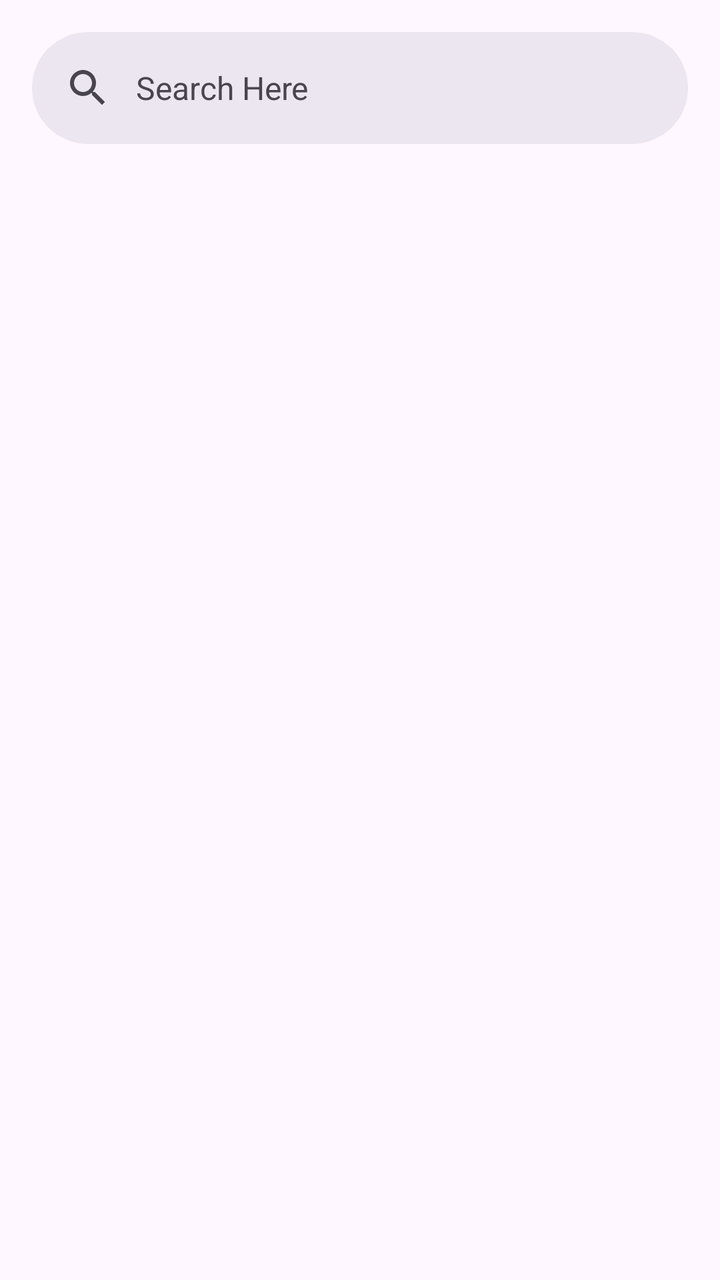
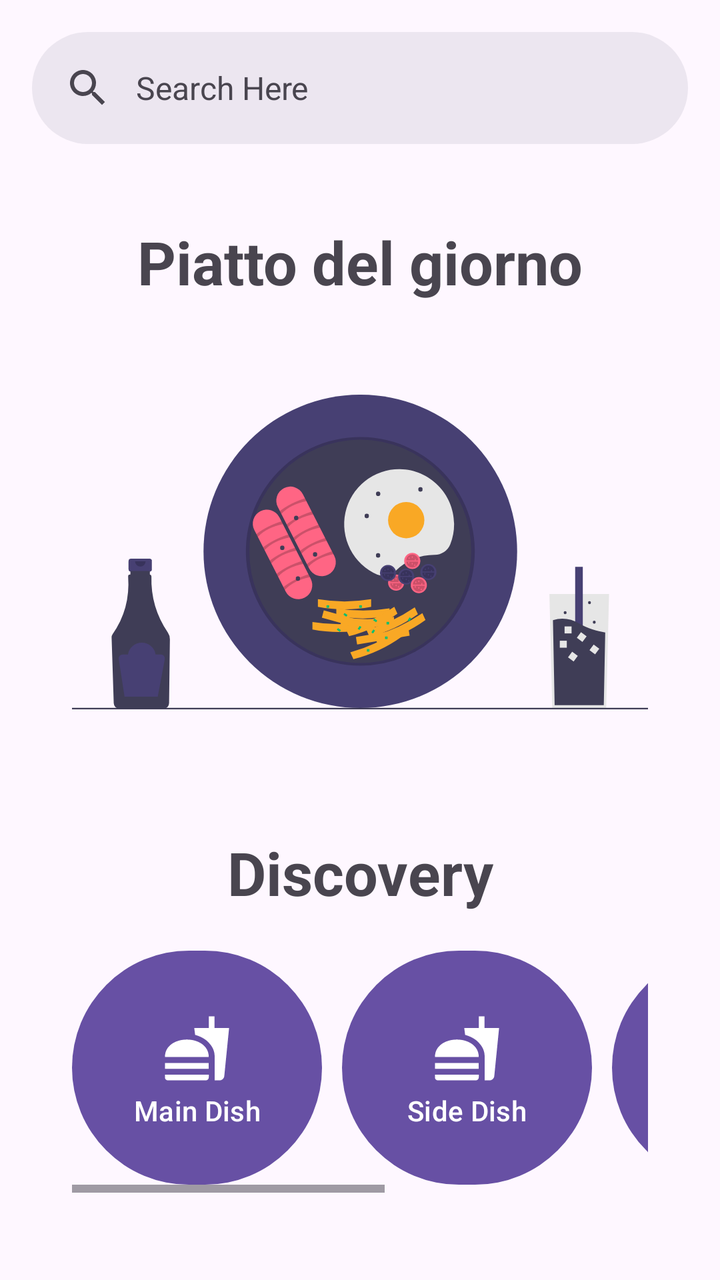

The first picture is an Android layout as it rendered before a commit; the second is the same layout after the commit. The layout source and the unified diff follow.
<!-- AndroidManifest.xml: application theme Theme.Food_alchemy -->
<!-- res/layout/fragment_home.xml -->
<?xml version="1.0" encoding="utf-8"?>
<androidx.constraintlayout.widget.ConstraintLayout xmlns:android="http://schemas.android.com/apk/res/android"
    xmlns:app="http://schemas.android.com/apk/res-auto"
    xmlns:tools="http://schemas.android.com/tools"
    android:layout_width="match_parent"
    android:layout_height="match_parent"
    tools:context=".ui.main.MainActivity">

    <androidx.constraintlayout.widget.Guideline
        android:id="@+id/guideline19"
        android:layout_width="wrap_content"
        android:layout_height="wrap_content"
        android:orientation="horizontal"
        app:layout_constraintGuide_percent="0.05" />

    <androidx.constraintlayout.widget.Guideline
        android:id="@+id/guideline20"
        android:layout_width="wrap_content"
        android:layout_height="wrap_content"
        android:orientation="horizontal"
        app:layout_constraintGuide_percent="0.95" />

    <androidx.constraintlayout.widget.Guideline
        android:id="@+id/guideline21"
        android:layout_width="wrap_content"
        android:layout_height="wrap_content"
        android:orientation="vertical"
        app:layout_constraintGuide_percent="0.10" />

    <androidx.constraintlayout.widget.Guideline
        android:id="@+id/guideline22"
        android:layout_width="wrap_content"
        android:layout_height="wrap_content"
        android:orientation="vertical"
        app:layout_constraintGuide_percent="0.90" />

    
    <androidx.coordinatorlayout.widget.CoordinatorLayout
        android:layout_width="match_parent"
        android:layout_height="match_parent">

        
        <androidx.core.widget.NestedScrollView
            android:layout_width="match_parent"
            android:layout_height="match_parent"
            app:layout_behavior="@string/searchbar_scrolling_view_behavior">
            
        </androidx.core.widget.NestedScrollView>

        <com.google.android.material.appbar.AppBarLayout
            android:layout_width="match_parent"
            android:layout_height="wrap_content">
            <com.google.android.material.search.SearchBar
                android:id="@+id/search_bar"
                android:layout_width="match_parent"
                android:layout_height="wrap_content"
                android:hint="@string/search" />
        </com.google.android.material.appbar.AppBarLayout>

        <com.google.android.material.search.SearchView
            android:layout_width="match_parent"
            android:layout_height="match_parent"
            android:hint="@string/search"
            app:layout_anchor="@id/search_bar">

            <androidx.constraintlayout.widget.ConstraintLayout
                android:layout_width="match_parent"
                android:layout_height="match_parent">

                <androidx.constraintlayout.widget.Guideline
                    android:id="@+id/guideline23"
                    android:layout_width="wrap_content"
                    android:layout_height="wrap_content"
                    android:orientation="horizontal"
                    app:layout_constraintGuide_percent="0.02" />

                <androidx.constraintlayout.widget.Guideline
                    android:id="@+id/guideline24"
                    android:layout_width="wrap_content"
                    android:layout_height="wrap_content"
                    android:orientation="horizontal"
                    app:layout_constraintGuide_percent="0.95" />

                <androidx.constraintlayout.widget.Guideline
                    android:id="@+id/guideline25"
                    android:layout_width="wrap_content"
                    android:layout_height="wrap_content"
                    android:orientation="vertical"
                    app:layout_constraintGuide_percent="0.05" />

                <androidx.constraintlayout.widget.Guideline
                    android:id="@+id/guideline26"
                    android:layout_width="wrap_content"
                    android:layout_height="wrap_content"
                    android:orientation="vertical"
                    app:layout_constraintGuide_percent="0.90" />

                

                <TextView
                    android:id="@+id/categories"
                    app:layout_constraintStart_toStartOf="@+id/guideline25"
                    app:layout_constraintTop_toTopOf="@+id/guideline23"
                    android:layout_width="wrap_content"
                    android:layout_height="wrap_content"
                    android:text="@string/categories"
                    android:textAlignment="center"
                    android:textSize="22sp"
                    android:textStyle="bold"
                    tools:ignore="MissingConstraints" />

                <HorizontalScrollView
                    android:id="@+id/scrollViewCategories"
                    android:layout_width="0dp"
                    android:layout_height="wrap_content"
                    app:layout_constraintEnd_toEndOf="@id/guideline26"
                    app:layout_constraintStart_toStartOf="@id/guideline25"
                    app:layout_constraintTop_toBottomOf="@+id/categories">

                    <com.google.android.material.chip.ChipGroup
                        android:id="@+id/chipGroupCategories"
                        android:layout_width="0dp"
                        android:layout_height="wrap_content"
                        android:layout_marginTop="5dp"
                        app:singleLine="true"
                        tools:ignore="MissingConstraints">

                        <com.google.android.material.chip.Chip
                            android:id="@+id/mainCourse"
                            style="@style/Widget.Material3.Chip.Filter"
                            android:layout_width="wrap_content"
                            android:layout_height="wrap_content"
                            android:checked="false"
                            android:text="@string/main_course" />

                        <com.google.android.material.chip.Chip
                            android:id="@+id/sideDish"
                            style="@style/Widget.Material3.Chip.Filter"
                            android:layout_width="wrap_content"
                            android:layout_height="wrap_content"
                            android:checked="false"
                            android:text="@string/side_dish" />

                        <com.google.android.material.chip.Chip
                            android:id="@+id/dessert"
                            style="@style/Widget.Material3.Chip.Filter"
                            android:layout_width="wrap_content"
                            android:layout_height="wrap_content"
                            android:checked="false"
                            android:text="@string/dessert" />

                        <com.google.android.material.chip.Chip
                            android:id="@+id/appetizer"
                            style="@style/Widget.Material3.Chip.Filter"
                            android:layout_width="wrap_content"
                            android:layout_height="wrap_content"
                            android:checked="false"
                            android:text="@string/appetizer" />

                    </com.google.android.material.chip.ChipGroup>
                </HorizontalScrollView>

                

                <TextView
                    android:id="@+id/diet"
                    app:layout_constraintStart_toStartOf="@+id/guideline25"
                    app:layout_constraintTop_toBottomOf="@id/scrollViewCategories"
                    android:layout_width="wrap_content"
                    android:layout_height="wrap_content"
                    android:text="@string/diet"
                    android:textAlignment="center"
                    android:textSize="22sp"
                    android:textStyle="bold"
                    android:layout_marginTop="25dp"
                    tools:ignore="MissingConstraints" />

                <HorizontalScrollView
                    android:id="@+id/scrollViewDiet"
                    android:layout_width="0dp"
                    android:layout_height="wrap_content"
                    app:layout_constraintEnd_toEndOf="@id/guideline26"
                    app:layout_constraintStart_toStartOf="@id/guideline25"
                    app:layout_constraintTop_toBottomOf="@+id/diet">

                    <com.google.android.material.chip.ChipGroup
                        android:id="@+id/groupDiet"
                        android:layout_width="0dp"
                        android:layout_height="wrap_content"
                        android:layout_marginTop="5dp"
                        app:singleLine="true"
                        tools:ignore="MissingConstraints">

                        <com.google.android.material.chip.Chip
                            android:id="@+id/glutenFree"
                            style="@style/Widget.Material3.Chip.Filter"
                            android:layout_width="wrap_content"
                            android:layout_height="wrap_content"
                            android:checked="false"
                            android:text="@string/gluten_free" />

                        <com.google.android.material.chip.Chip
                            android:id="@+id/vegetarian"
                            style="@style/Widget.Material3.Chip.Filter"
                            android:layout_width="wrap_content"
                            android:layout_height="wrap_content"
                            android:checked="false"
                            android:text="@string/vegetarian" />

                        <com.google.android.material.chip.Chip
                            android:id="@+id/vegan"
                            style="@style/Widget.Material3.Chip.Filter"
                            android:layout_width="wrap_content"
                            android:layout_height="wrap_content"
                            android:checked="false"
                            android:text="@string/vegan" />

                    </com.google.android.material.chip.ChipGroup>
                </HorizontalScrollView>

                

                <TextView
                    android:id="@+id/intolerances"
                    app:layout_constraintStart_toStartOf="@+id/guideline25"
                    app:layout_constraintTop_toBottomOf="@id/scrollViewDiet"
                    android:layout_width="wrap_content"
                    android:layout_height="wrap_content"
                    android:text="@string/intolerances"
                    android:textAlignment="center"
                    android:textSize="22sp"
                    android:textStyle="bold"
                    android:layout_marginTop="25dp"
                    tools:ignore="MissingConstraints" />


                <com.google.android.material.chip.ChipGroup
                    android:id="@+id/groupIntolerances"
                    app:layout_constraintEnd_toEndOf="@id/guideline26"
                    app:layout_constraintStart_toStartOf="@id/guideline25"
                    app:layout_constraintTop_toBottomOf="@+id/intolerances"
                    android:layout_width="0dp"
                    android:layout_height="wrap_content"
                    android:layout_marginTop="5dp"
                    app:chipSpacingHorizontal="5dp"
                    app:singleLine="false"
                    tools:ignore="MissingConstraints">

                    <com.google.android.material.chip.Chip
                        android:id="@+id/dairy"
                        style="@style/Widget.Material3.Chip.Filter"
                        android:layout_width="wrap_content"
                        android:layout_height="wrap_content"
                        android:checked="false"
                        android:text="@string/dairy" />

                    <com.google.android.material.chip.Chip
                        android:id="@+id/egg"
                        style="@style/Widget.Material3.Chip.Filter"
                        android:layout_width="wrap_content"
                        android:layout_height="wrap_content"
                        android:checked="false"
                        android:text="@string/egg" />

                    <com.google.android.material.chip.Chip
                        android:id="@+id/grain"
                        style="@style/Widget.Material3.Chip.Filter"
                        android:layout_width="wrap_content"
                        android:layout_height="wrap_content"
                        android:checked="false"
                        android:text="@string/grain" />

                    <com.google.android.material.chip.Chip
                        android:id="@+id/peanut"
                        style="@style/Widget.Material3.Chip.Filter"
                        android:layout_width="wrap_content"
                        android:layout_height="wrap_content"
                        android:checked="false"
                        android:text="@string/peanut" />

                    <com.google.android.material.chip.Chip
                        android:id="@+id/seaFood"
                        style="@style/Widget.Material3.Chip.Filter"
                        android:layout_width="wrap_content"
                        android:layout_height="wrap_content"
                        android:checked="false"
                        android:text="@string/sea_food" />

                    <com.google.android.material.chip.Chip
                        android:id="@+id/sesame"
                        style="@style/Widget.Material3.Chip.Filter"
                        android:layout_width="wrap_content"
                        android:layout_height="wrap_content"
                        android:checked="false"
                        android:text="@string/sesame" />

                    <com.google.android.material.chip.Chip
                        android:id="@+id/shellFish"
                        style="@style/Widget.Material3.Chip.Filter"
                        android:layout_width="wrap_content"
                        android:layout_height="wrap_content"
                        android:checked="false"
                        android:text="@string/shell_fish" />

                    <com.google.android.material.chip.Chip
                        android:id="@+id/soy"
                        style="@style/Widget.Material3.Chip.Filter"
                        android:layout_width="wrap_content"
                        android:layout_height="wrap_content"
                        android:checked="false"
                        android:text="@string/soy" />

                    <com.google.android.material.chip.Chip
                        android:id="@+id/sulfite"
                        style="@style/Widget.Material3.Chip.Filter"
                        android:layout_width="wrap_content"
                        android:layout_height="wrap_content"
                        android:checked="false"
                        android:text="@string/sulfite" />

                    <com.google.android.material.chip.Chip
                        android:id="@+id/treeNut"
                        style="@style/Widget.Material3.Chip.Filter"
                        android:layout_width="wrap_content"
                        android:layout_height="wrap_content"
                        android:checked="false"
                        android:text="@string/tree_nut" />

                    <com.google.android.material.chip.Chip
                        android:id="@+id/wheat"
                        style="@style/Widget.Material3.Chip.Filter"
                        android:layout_width="wrap_content"
                        android:layout_height="wrap_content"
                        android:checked="false"
                        android:text="@string/wheat" />

                </com.google.android.material.chip.ChipGroup>

            </androidx.constraintlayout.widget.ConstraintLayout>
        </com.google.android.material.search.SearchView>
    </androidx.coordinatorlayout.widget.CoordinatorLayout>
    <ProgressBar
        android:layout_width="wrap_content"
        android:layout_height="wrap_content"
        app:layout_constraintBottom_toBottomOf="parent"
        app:layout_constraintEnd_toEndOf="parent"
        app:layout_constraintStart_toStartOf="parent"
        app:layout_constraintTop_toTopOf="parent"/>
</androidx.constraintlayout.widget.ConstraintLayout>
<!-- resources referenced by this layout -->
<resources>
  <string name="appetizer">Appetizer</string>
  <string name="categories">Categories</string>
  <string name="dairy">Dairy</string>
  <string name="dessert">Dessert</string>
  <string name="diet">Diet</string>
  <string name="egg">Egg</string>
  <string name="gluten_free">Gluten Free</string>
  <string name="grain">Grain</string>
  <string name="intolerances">Intolerances</string>
  <string name="main_course">Main Course</string>
  <string name="peanut">Peanut</string>
  <string name="sea_food">Sea Food</string>
  <string name="search">Search Here</string>
  <string name="sesame">Sesame</string>
  <string name="shell_fish">Shell Fish</string>
  <string name="side_dish">Side Dish</string>
  <string name="soy">Soy</string>
  <string name="sulfite">Sulfite</string>
  <string name="tree_nut">Tree Nut</string>
  <string name="vegan">Vegan</string>
  <string name="vegetarian">Vegetarian</string>
  <string name="wheat">Wheat</string>
  <style name="Theme.Food_alchemy" parent="Base.Theme.Food_alchemy" />
  <style name="Base.Theme.Food_alchemy" parent="Theme.Material3.DayNight.NoActionBar">
          
          
      </style>
</resources>

<!-- the commit's change to res/layout/fragment_home.xml (unified diff, before → after) -->
@@ -4,38 +4,12 @@
     xmlns:tools="http://schemas.android.com/tools"
     android:layout_width="match_parent"
     android:layout_height="match_parent"
+    android:id="@+id/constraitLayout"
     tools:context=".ui.main.MainActivity">
-
-    <androidx.constraintlayout.widget.Guideline
-        android:id="@+id/guideline19"
-        android:layout_width="wrap_content"
-        android:layout_height="wrap_content"
-        android:orientation="horizontal"
-        app:layout_constraintGuide_percent="0.05" />
-
-    <androidx.constraintlayout.widget.Guideline
-        android:id="@+id/guideline20"
-        android:layout_width="wrap_content"
-        android:layout_height="wrap_content"
-        android:orientation="horizontal"
-        app:layout_constraintGuide_percent="0.95" />
-
-    <androidx.constraintlayout.widget.Guideline
-        android:id="@+id/guideline21"
-        android:layout_width="wrap_content"
-        android:layout_height="wrap_content"
-        android:orientation="vertical"
-        app:layout_constraintGuide_percent="0.10" />
-
-    <androidx.constraintlayout.widget.Guideline
-        android:id="@+id/guideline22"
-        android:layout_width="wrap_content"
-        android:layout_height="wrap_content"
-        android:orientation="vertical"
-        app:layout_constraintGuide_percent="0.90" />
 
     
     <androidx.coordinatorlayout.widget.CoordinatorLayout
+        android:id="@+id/coordinatorLayout"
         android:layout_width="match_parent"
         android:layout_height="match_parent">
 
@@ -45,11 +19,142 @@
             android:layout_height="match_parent"
             app:layout_behavior="@string/searchbar_scrolling_view_behavior">
             
+
+                <androidx.constraintlayout.widget.ConstraintLayout
+                    android:layout_marginTop="85dp"
+                    android:layout_width="match_parent"
+                    android:layout_height="match_parent">
+
+                    <androidx.constraintlayout.widget.Guideline
+                        android:id="@+id/guideline27"
+                        android:layout_width="wrap_content"
+                        android:layout_height="wrap_content"
+                        android:orientation="horizontal"
+                        app:layout_constraintGuide_percent="0.05" />
+
+                    <androidx.constraintlayout.widget.Guideline
+                        android:id="@+id/guideline28"
+                        android:layout_width="wrap_content"
+                        android:layout_height="wrap_content"
+                        android:orientation="horizontal"
+                        app:layout_constraintGuide_percent="0.95" />
+
+                    <androidx.constraintlayout.widget.Guideline
+                        android:id="@+id/guideline29"
+                        android:layout_width="wrap_content"
+                        android:layout_height="wrap_content"
+                        android:orientation="vertical"
+                        app:layout_constraintGuide_percent="0.10" />
+
+                    <androidx.constraintlayout.widget.Guideline
+                        android:id="@+id/guideline30"
+                        android:layout_width="wrap_content"
+                        android:layout_height="wrap_content"
+                        android:orientation="vertical"
+                        app:layout_constraintGuide_percent="0.90" />
+
+                    <TextView
+                        app:layout_constraintStart_toEndOf="@id/guideline29"
+                        app:layout_constraintEnd_toEndOf="@id/guideline30"
+                        app:layout_constraintTop_toTopOf="@id/guideline27"
+                        android:textSize="30sp"
+                        android:textStyle="bold"
+                        android:id="@+id/textView3"
+                        android:layout_width="wrap_content"
+                        android:layout_height="wrap_content"
+                        android:text="Piatto del giorno" />
+
+                    <ImageView
+                        android:id="@+id/imageView"
+                        android:layout_width="0dp"
+                        android:layout_height="250dp"
+                        android:backgroundTint="#00000000"
+                        android:src="@drawable/undraw_breakfast_psiw"
+                        app:contentDescription="@string/login_image"
+                        app:layout_constraintTop_toBottomOf="@+id/textView3"
+                        app:layout_constraintStart_toEndOf="@+id/guideline29"
+                        app:layout_constraintEnd_toStartOf="@+id/guideline30"
+                        />
+
+                    <TextView
+                        android:layout_marginTop="15dp"
+                        app:layout_constraintStart_toStartOf="@id/guideline29"
+                        app:layout_constraintEnd_toStartOf="@id/guideline30"
+                        app:layout_constraintTop_toBottomOf="@id/imageView"
+                        android:textSize="30sp"
+                        android:textStyle="bold"
+                        android:id="@+id/textView4"
+                        android:layout_width="wrap_content"
+                        android:layout_height="wrap_content"
+                        android:text="Discovery" />
+
+
+                    <HorizontalScrollView
+                        android:layout_marginTop="15dp"
+                        android:id="@+id/scrollViewDiscover"
+                        android:layout_width="0dp"
+                        android:layout_height="wrap_content"
+                        app:layout_constraintStart_toStartOf="@id/guideline29"
+                        app:layout_constraintEnd_toStartOf="@id/guideline30"
+                        app:layout_constraintTop_toBottomOf="@id/textView4"
+                        >
+
+                        <LinearLayout
+                            android:layout_width="wrap_content"
+                            android:layout_height="wrap_content"
+                            android:orientation="horizontal">
+                            
+                            <Button
+                                android:layout_width="125dp"
+                                android:layout_height="125dp"
+                                android:layout_marginRight="10dp"
+                                android:text="Main Dish"
+                                app:iconGravity="textTop"
+                                app:iconSize="35dp"
+                                app:icon="@drawable/baseline_fastfood_24"
+                                android:id="@+id/pirmo"
+                                ></Button>
+
+                            <Button
+                                android:layout_width="125dp"
+                                android:layout_height="125dp"
+                                android:text="Side Dish"
+                                android:layout_marginRight="10dp"
+                                app:iconGravity="textTop"
+                                app:iconSize="35dp"
+                                app:icon="@drawable/baseline_fastfood_24"
+                                android:id="@+id/secondi"></Button>
+
+                            <Button
+                                android:layout_marginRight="10dp"
+                                android:layout_width="125dp"
+                                android:layout_height="125dp"
+                                android:text="Dessert"
+                                app:iconGravity="textTop"
+                                app:iconSize="35dp"
+                                app:icon="@drawable/baseline_fastfood_24"
+                                android:id="@+id/dolci"></Button>
+
+                            <Button
+                                android:layout_width="125dp"
+                                android:layout_height="125dp"
+                                android:text="Appetizer"
+                                app:iconGravity="textTop"
+                                app:iconSize="35dp"
+                                app:icon="@drawable/baseline_fastfood_24"
+                                android:id="@+id/contorni"></Button>
+                        </LinearLayout>
+
+                    </HorizontalScrollView>
+
+                </androidx.constraintlayout.widget.ConstraintLayout>
+
         </androidx.core.widget.NestedScrollView>
 
         <com.google.android.material.appbar.AppBarLayout
             android:layout_width="match_parent"
             android:layout_height="wrap_content">
+
             <com.google.android.material.search.SearchBar
                 android:id="@+id/search_bar"
                 android:layout_width="match_parent"
@@ -99,14 +204,14 @@
 
                 <TextView
                     android:id="@+id/categories"
-                    app:layout_constraintStart_toStartOf="@+id/guideline25"
-                    app:layout_constraintTop_toTopOf="@+id/guideline23"
                     android:layout_width="wrap_content"
                     android:layout_height="wrap_content"
                     android:text="@string/categories"
                     android:textAlignment="center"
                     android:textSize="22sp"
                     android:textStyle="bold"
+                    app:layout_constraintStart_toStartOf="@+id/guideline25"
+                    app:layout_constraintTop_toTopOf="@+id/guideline23"
                     tools:ignore="MissingConstraints" />
 
                 <HorizontalScrollView
@@ -164,15 +269,15 @@
 
                 <TextView
                     android:id="@+id/diet"
-                    app:layout_constraintStart_toStartOf="@+id/guideline25"
-                    app:layout_constraintTop_toBottomOf="@id/scrollViewCategories"
-                    android:layout_width="wrap_content"
-                    android:layout_height="wrap_content"
+                    android:layout_width="wrap_content"
+                    android:layout_height="wrap_content"
+                    android:layout_marginTop="25dp"
                     android:text="@string/diet"
                     android:textAlignment="center"
                     android:textSize="22sp"
                     android:textStyle="bold"
-                    android:layout_marginTop="25dp"
+                    app:layout_constraintStart_toStartOf="@+id/guideline25"
+                    app:layout_constraintTop_toBottomOf="@id/scrollViewCategories"
                     tools:ignore="MissingConstraints" />
 
                 <HorizontalScrollView
@@ -222,27 +327,27 @@
 
                 <TextView
                     android:id="@+id/intolerances"
-                    app:layout_constraintStart_toStartOf="@+id/guideline25"
-                    app:layout_constraintTop_toBottomOf="@id/scrollViewDiet"
-                    android:layout_width="wrap_content"
-                    android:layout_height="wrap_content"
+                    android:layout_width="wrap_content"
+                    android:layout_height="wrap_content"
+                    android:layout_marginTop="25dp"
                     android:text="@string/intolerances"
                     android:textAlignment="center"
                     android:textSize="22sp"
                     android:textStyle="bold"
-                    android:layout_marginTop="25dp"
+                    app:layout_constraintStart_toStartOf="@+id/guideline25"
+                    app:layout_constraintTop_toBottomOf="@id/scrollViewDiet"
                     tools:ignore="MissingConstraints" />
 
 
                 <com.google.android.material.chip.ChipGroup
                     android:id="@+id/groupIntolerances"
+                    android:layout_width="0dp"
+                    android:layout_height="wrap_content"
+                    android:layout_marginTop="5dp"
+                    app:chipSpacingHorizontal="5dp"
                     app:layout_constraintEnd_toEndOf="@id/guideline26"
                     app:layout_constraintStart_toStartOf="@id/guideline25"
                     app:layout_constraintTop_toBottomOf="@+id/intolerances"
-                    android:layout_width="0dp"
-                    android:layout_height="wrap_content"
-                    android:layout_marginTop="5dp"
-                    app:chipSpacingHorizontal="5dp"
                     app:singleLine="false"
                     tools:ignore="MissingConstraints">
 
@@ -339,11 +444,5 @@
             </androidx.constraintlayout.widget.ConstraintLayout>
         </com.google.android.material.search.SearchView>
     </androidx.coordinatorlayout.widget.CoordinatorLayout>
-    <ProgressBar
-        android:layout_width="wrap_content"
-        android:layout_height="wrap_content"
-        app:layout_constraintBottom_toBottomOf="parent"
-        app:layout_constraintEnd_toEndOf="parent"
-        app:layout_constraintStart_toStartOf="parent"
-        app:layout_constraintTop_toTopOf="parent"/>
+
 </androidx.constraintlayout.widget.ConstraintLayout>
<!-- resource entries referenced after the edit -->
@@ -1,5 +1,12 @@
 <!-- resources referenced by this layout -->
 <resources>
+  <!-- drawable baseline_fastfood_24 (drawable) -->
+  <vector android:height="200dp" android:tint="#28FD01"
+      android:viewportHeight="24" android:viewportWidth="24"
+      android:width="200dp" xmlns:android="http://schemas.android.com/apk/res/android">
+      <path android:fillColor="@android:color/white" android:pathData="M18.06,22.99h1.66c0.84,0 1.53,-0.64 1.63,-1.46L23,5.05h-5L18,1h-1.97v4.05h-4.97l0.3,2.34c1.71,0.47 3.31,1.32 4.27,2.26 1.44,1.42 2.43,2.89 2.43,5.29v8.05zM1,21.99L1,21h15.03v0.99c0,0.55 -0.45,1 -1.01,1L2.01,22.99c-0.56,0 -1.01,-0.45 -1.01,-1zM16.03,14.99c0,-8 -15.03,-8 -15.03,0h15.03zM1.02,17h15v2h-15z"/>
+  </vector>
+  <!-- drawable undraw_breakfast_psiw: vector/xml drawable (drawable, 18123 chars, omitted) -->
   <string name="appetizer">Appetizer</string>
   <string name="categories">Categories</string>
   <string name="dairy">Dairy</string>
@@ -9,6 +16,7 @@
   <string name="gluten_free">Gluten Free</string>
   <string name="grain">Grain</string>
   <string name="intolerances">Intolerances</string>
+  <string name="login_image">Login Image</string>
   <string name="main_course">Main Course</string>
   <string name="peanut">Peanut</string>
   <string name="sea_food">Sea Food</string>
